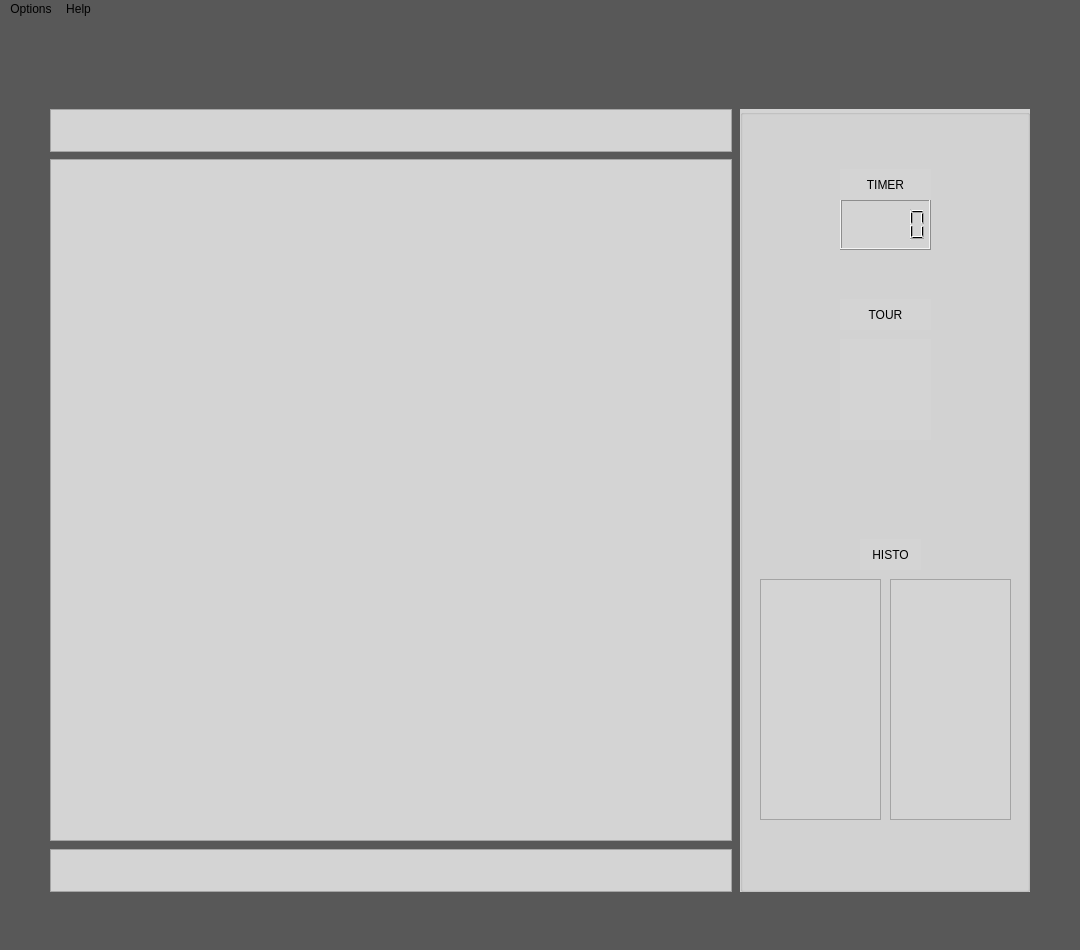
Qt form mainwindow.ui (HugH-CRT/Echecs) before a commit.
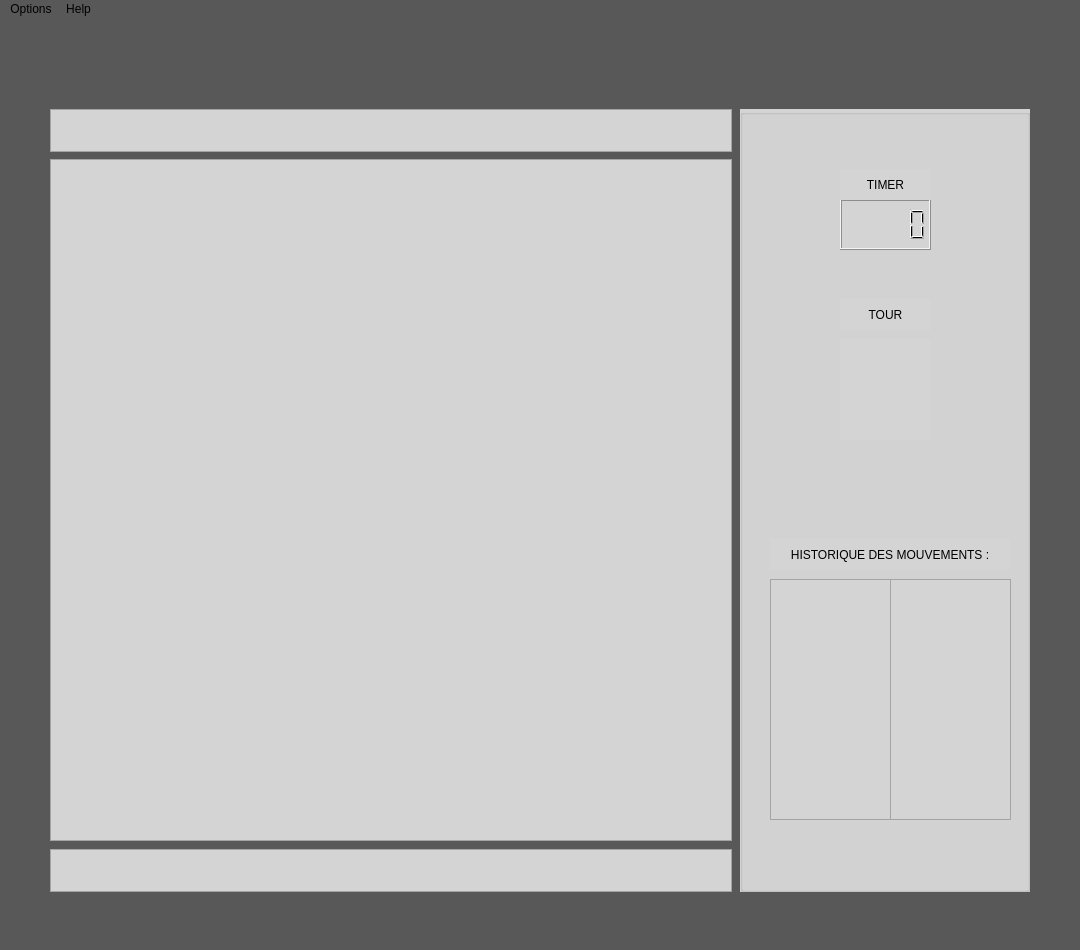
The same form after that commit. Icons and pictures are not drawn.

What changed in the file:
```diff
--- a/mainwindow.ui
+++ b/mainwindow.ui
@@ -324,19 +324,43 @@
     <widget class="QListView" name="view_Histo">
      <property name="geometry">
       <rect>
-       <x>20</x>
+       <x>30</x>
        <y>470</y>
        <width>121</width>
        <height>241</height>
       </rect>
      </property>
+     <property name="minimumSize">
+      <size>
+       <width>121</width>
+       <height>241</height>
+      </size>
+     </property>
+     <property name="maximumSize">
+      <size>
+       <width>121</width>
+       <height>241</height>
+      </size>
+     </property>
+     <property name="verticalScrollBarPolicy">
+      <enum>Qt::ScrollBarAlwaysOff</enum>
+     </property>
+     <property name="horizontalScrollBarPolicy">
+      <enum>Qt::ScrollBarAlwaysOff</enum>
+     </property>
+     <property name="editTriggers">
+      <set>QAbstractItemView::NoEditTriggers</set>
+     </property>
+     <property name="selectionMode">
+      <enum>QAbstractItemView::NoSelection</enum>
+     </property>
     </widget>
     <widget class="QLabel" name="label">
      <property name="geometry">
       <rect>
-       <x>120</x>
+       <x>30</x>
        <y>430</y>
-       <width>61</width>
+       <width>240</width>
        <height>31</height>
       </rect>
      </property>
@@ -345,7 +369,7 @@
 color: rgb(0, 0, 0);</string>
      </property>
      <property name="text">
-      <string>HISTO</string>
+      <string>HISTORIQUE DES MOUVEMENTS :</string>
      </property>
      <property name="alignment">
       <set>Qt::AlignCenter</set>
```
Left out of the diff: 32 changed lines with no effect on the pictures.
